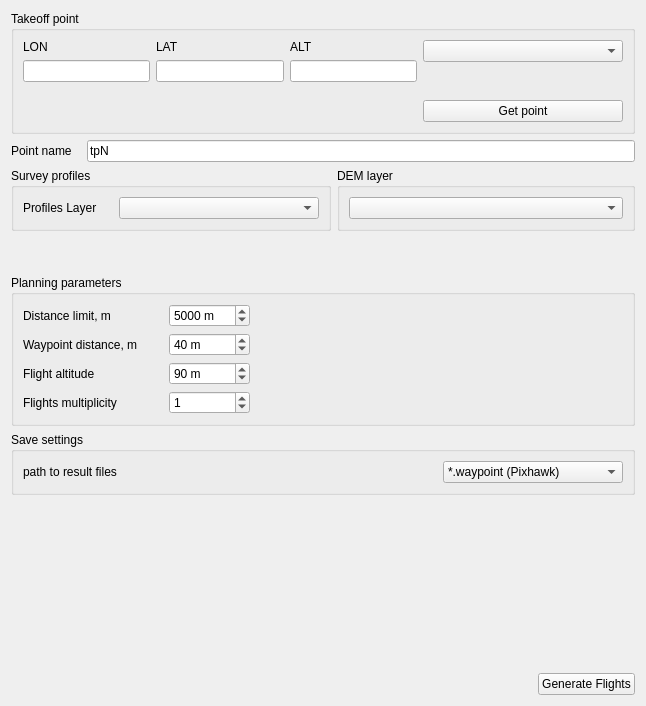
Above: UI/FlightPlanning/FlightPlan_prototype.ui from raulett/RousettusTool before the change. Below: the same form after it.
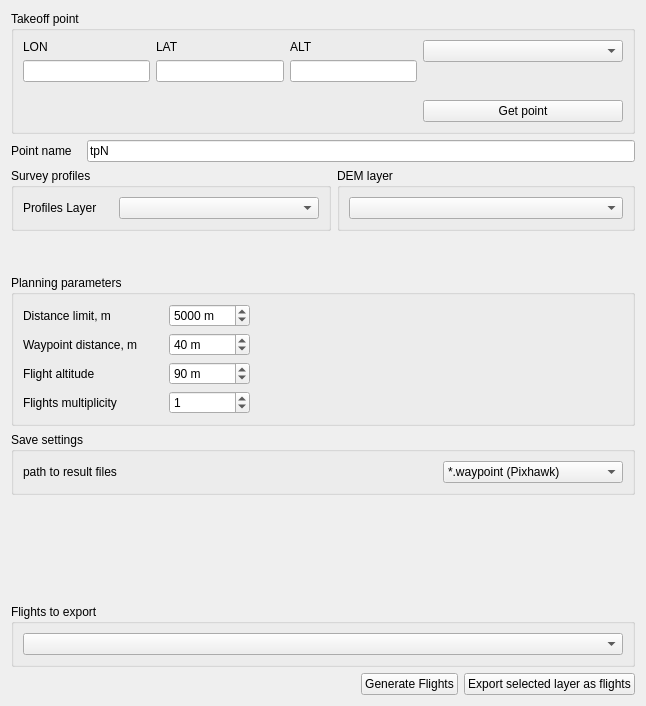
That is the form after the change. Custom widgets are drawn as their Qt base class.

Patch:
```diff
--- a/UI/FlightPlanning/FlightPlan_prototype.ui
+++ b/UI/FlightPlanning/FlightPlan_prototype.ui
@@ -460,6 +460,18 @@
      </property>
     </spacer>
    </item>
+   <item>
+    <widget class="QGroupBox" name="groupBox_6">
+     <property name="title">
+      <string>Flights to export</string>
+     </property>
+     <layout class="QHBoxLayout" name="horizontalLayout_4">
+      <item>
+       <widget class="QgsMapLayerComboBox" name="mMapLayerComboBox_Flights"/>
+      </item>
+     </layout>
+    </widget>
+   </item>
    <item>
     <layout class="QHBoxLayout" name="horizontalLayout_8">
      <item>
@@ -482,6 +494,13 @@
        </property>
       </widget>
      </item>
+     <item>
+      <widget class="QPushButton" name="pushButton_export">
+       <property name="text">
+        <string>Export selected layer as flights</string>
+       </property>
+      </widget>
+     </item>
     </layout>
    </item>
   </layout>
```
Left out of the diff: 8 changed lines with no effect on the pictures.
